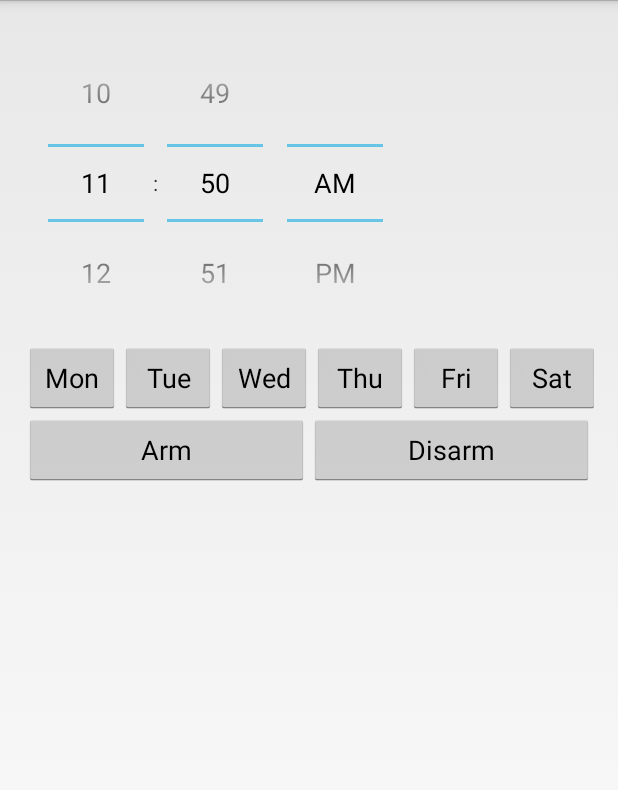
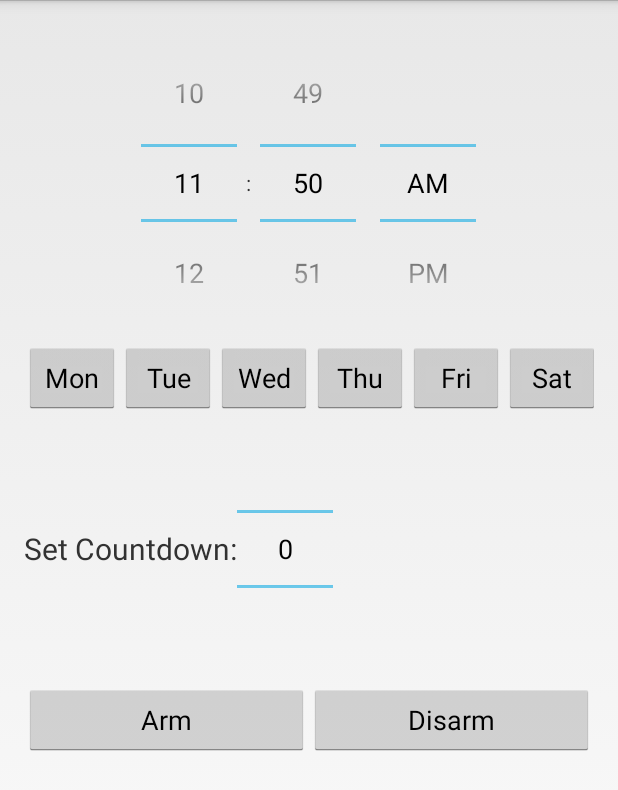
Before and after one commit to dpratt7/DaBombClock, an Android app: the screen it shows after launch (Schedule), on a phone screen of 412 x 824 dp. Shown: the top 790 px of the screen. Run offline under Robolectric (Android 15) with nearby library versions, the phone set to English and light mode, and no system bars.

Commit message:
countdown setter layout

```diff
--- a/app/src/main/res/layout/activity_schedule.xml
+++ b/app/src/main/res/layout/activity_schedule.xml
@@ -12,7 +12,8 @@
     <TimePicker
         android:id="@+id/timePicker1"
         android:layout_width="wrap_content"
-        android:layout_height="wrap_content" />
+        android:layout_height="wrap_content"
+        android:layout_gravity="center"/>
 
     <HorizontalScrollView
         android:id="@+id/HorizontalScrollView1"
@@ -95,6 +96,23 @@
     </HorizontalScrollView>
 
     <LinearLayout
+        android:layout_width="fill_parent"
+        android:layout_height="wrap_content"
+        android:orientation="horizontal">
+        <TextView
+            android:layout_width="wrap_content"
+            android:layout_height="wrap_content"
+            android:layout_gravity="center"
+            android:textSize="20dp"
+            android:text="@string/countdown" />
+
+        <NumberPicker
+            android:layout_width="wrap_content"
+            android:layout_height="wrap_content"
+            android:layout_gravity="center"></NumberPicker>
+    </LinearLayout>
+
+    <LinearLayout
         android:id="@+id/LinearLayout02"
         android:layout_width="fill_parent"
         android:layout_height="wrap_content">
@@ -113,4 +131,5 @@
             android:layout_weight="1"
             android:text="Disarm" />
     </LinearLayout>
+
 </LinearLayout>
--- a/app/src/main/res/values/strings.xml
+++ b/app/src/main/res/values/strings.xml
@@ -7,6 +7,7 @@
     <string name="title_activity_schedule">Schedule</string>
     <string name="select">Arm</string>
     <string name="cancel">Disarm</string>
+    <string name="countdown">Set Countdown: </string>
     <string name="title_activity_alarm">AlarmActivity</string>
 
 </resources>
```
